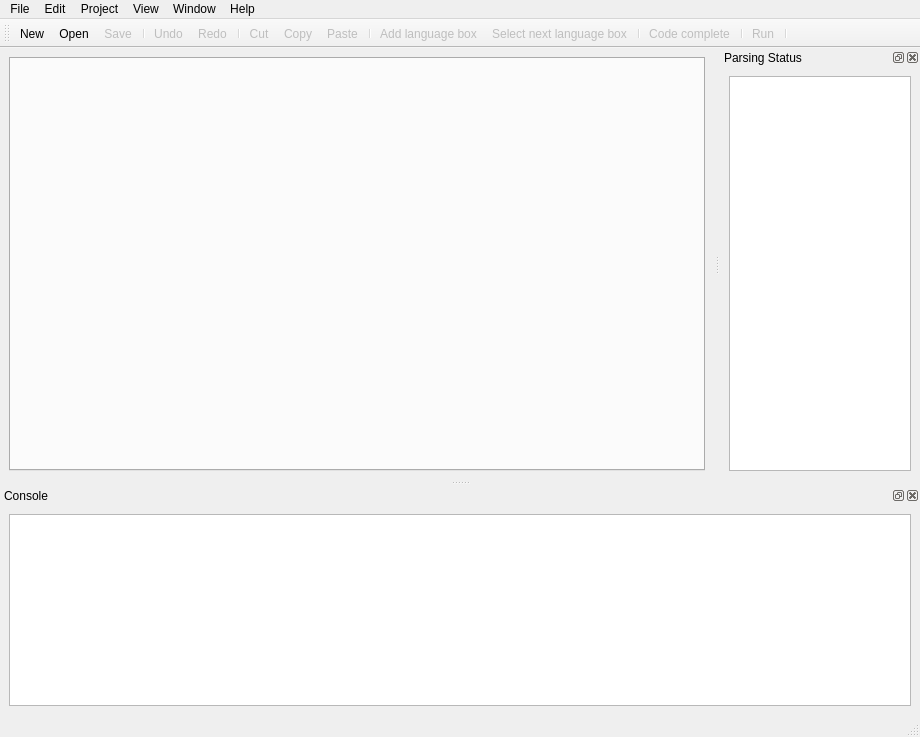
softdevteam/eco, file lib/eco/gui/gui.ui: the form before one commit.
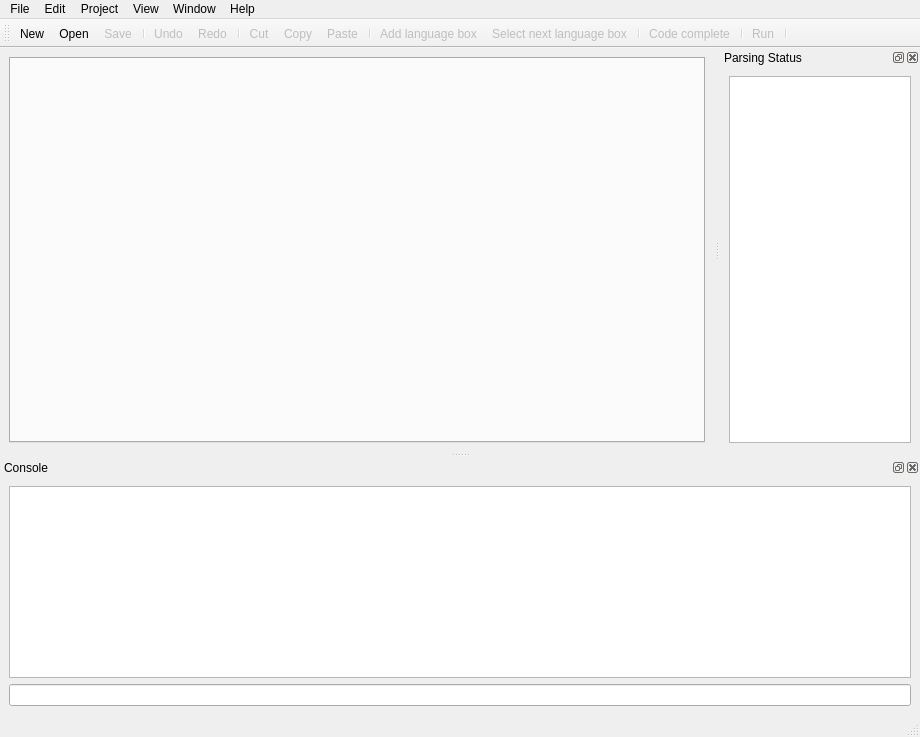
The form after the commit. Icons and pictures are not drawn.

Commit message: Clicking debug button runs program with Remote Pdb.

```diff
--- a/lib/eco/gui/gui.ui
+++ b/lib/eco/gui/gui.ui
@@ -258,6 +258,16 @@
        </property>
       </widget>
      </item>
+     <item>
+      <widget class="QLineEdit" name="consoleInput">
+       <property name="enabled">
+        <bool>true</bool>
+       </property>
+       <property name="dragEnabled">
+        <bool>true</bool>
+       </property>
+      </widget>
+     </item>
     </layout>
    </widget>
   </widget>
```
Left out of the diff: 10 changed lines with no effect on the pictures. The commit also changes 4 other files.
